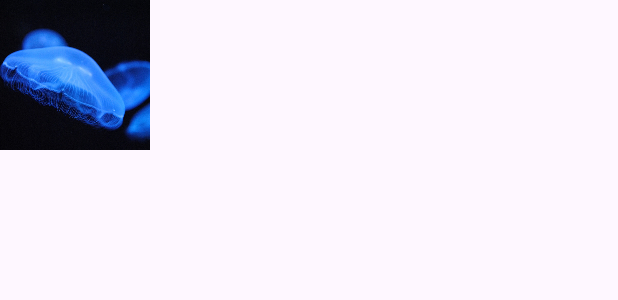
After one commit to Aryfairy/Aula2408, an Android app: the layout frame_layout.xml on its own in the app's theme, with its tools: preview values and no code run, on a phone screen of 412 x 824 dp. The commit adds this screen. Shown: the top 300 px of the screen. Run offline under Robolectric (Android 15) with nearby library versions, the phone set to English and light mode, and no system bars.

Commit message:
atualização1

```diff
--- a/app/src/main/AndroidManifest.xml
+++ b/app/src/main/AndroidManifest.xml
@@ -13,6 +13,9 @@
         android:theme="@style/Theme.MyApp"
         tools:targetApi="31">
         <activity
+            android:name=".Frame_Activity"
+            android:exported="false" />
+        <activity
             android:name=".Table_Activity"
             android:exported="false" />
         <activity
--- /dev/null
+++ b/app/src/main/res/layout/frame_layout.xml
@@ -0,0 +1,16 @@
+<?xml version="1.0" encoding="utf-8"?>
+<FrameLayout xmlns:android="http://schemas.android.com/apk/res/android"
+    xmlns:app="http://schemas.android.com/apk/res-auto"
+    xmlns:tools="http://schemas.android.com/tools"
+    android:layout_width="match_parent"
+    android:layout_height="match_parent"
+    tools:context=".Frame_Activity">
+
+    <ImageView
+        android:layout_width="100dp"
+        android:layout_height="100dp"
+        android:scaleType="centerCrop"
+        android:src="@drawable/aguaviva" />
+
+
+</FrameLayout>
```
Also changed, not shown: app/src/main/java/br/com/etecia/myapp/Frame_Activity.java (added, +14 -0 lines), app/src/main/res/layout/activity_main.xml (+16 -9 lines), app/src/main/res/layout/table_layout.xml (+41 -2 lines).
